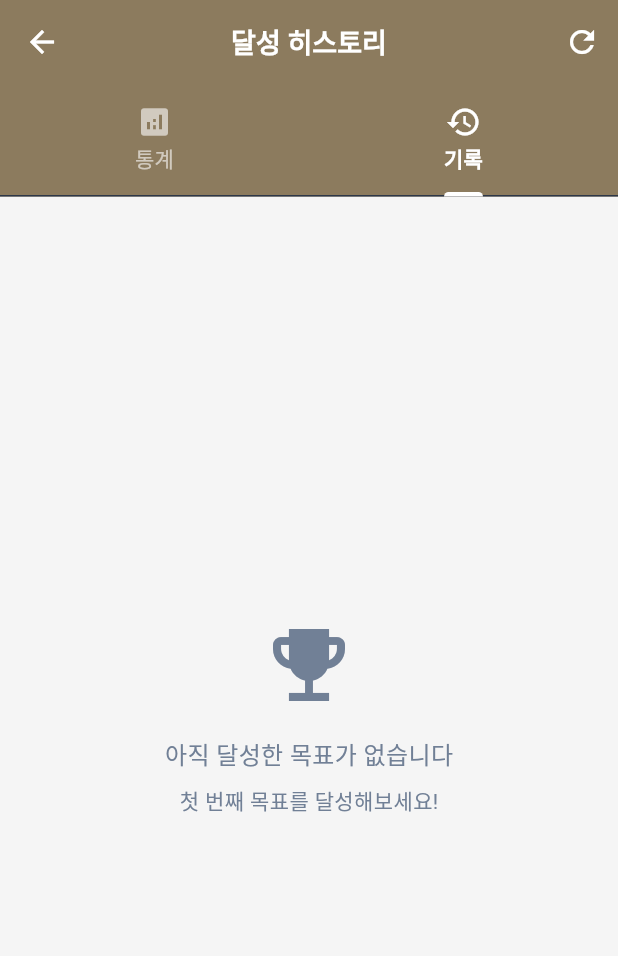
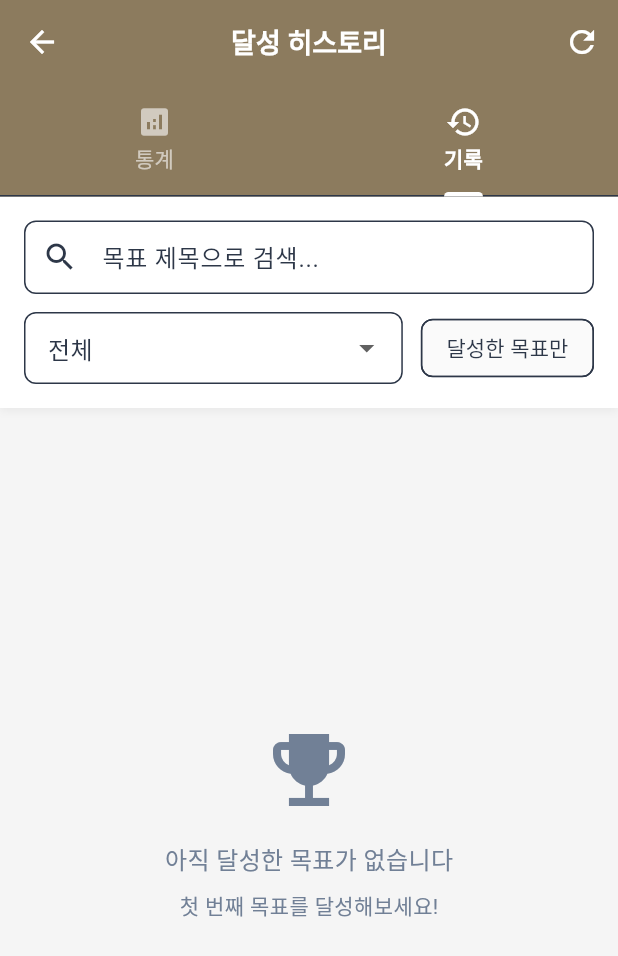
Before and after one commit to toughbox/superday, a Flutter app: the HistoryScreen screen opened directly, tab 2 chosen, on a phone screen of 412 x 824 dp. Shown: the top 956 px of the screen. Run offline on Flutter 3.47's test engine with Material 3 defaults, Android fonts, the light colour scheme and no system bars; our stand-ins replace shared_preferences, sqflite, table_calendar; accounts and stored records are empty.

Commit message:
Step 6 success

```diff
--- a/lib/screens/history_screen.dart
+++ b/lib/screens/history_screen.dart
@@ -25,6 +25,11 @@ class _HistoryScreenState extends State<HistoryScreen>
 
   List<Achievement> _achievements = [];
   List<Goal> _recentGoals = [];
+
+  // 필터링 상태
+  String _searchText = '';
+  String _selectedFilter = '전체'; // 전체, 7일, 30일
+  bool _showCompletedOnly = false;
 
   @override
   void initState() {
@@ -143,9 +148,16 @@ class _HistoryScreenState extends State<HistoryScreen>
 
   /// 기록 탭 구성
   Widget _buildHistoryTab() {
-    return RefreshIndicator(
+    return Column(
+      children: [
+        // 필터링 컨트롤
+        _buildFilterControls(),
+
+        // 기록 리스트
+        Expanded(
+          child: RefreshIndicator(
             onRefresh: _loadData,
-      child: _achievements.isEmpty
+            child: _getFilteredAchievements().isEmpty
                 ? Center(
                     child: Column(
                       mainAxisAlignment: MainAxisAlignment.center,
@@ -157,7 +169,9 @@ class _HistoryScreenState extends State<HistoryScreen>
                         ),
                         const SizedBox(height: 16),
                         Text(
-                    '아직 달성한 목표가 없습니다',
+                          _achievements.isEmpty
+                              ? '아직 달성한 목표가 없습니다'
+                              : '조건에 맞는 기록이 없습니다',
                           style: TextStyle(
                             fontSize: 16,
                             color: AppColors.textSecondary,
@@ -165,7 +179,9 @@ class _HistoryScreenState extends State<HistoryScreen>
                         ),
                         const SizedBox(height: 8),
                         Text(
-                    '첫 번째 목표를 달성해보세요!',
+                          _achievements.isEmpty
+                              ? '첫 번째 목표를 달성해보세요!'
+                              : '다른 조건으로 검색해보세요',
                           style: TextStyle(
                             fontSize: 14,
                             color: AppColors.textSecondary,
@@ -176,12 +192,15 @@ class _HistoryScreenState extends State<HistoryScreen>
                   )
                 : ListView.builder(
                     padding: const EdgeInsets.all(16),
-              itemCount: _achievements.length,
+                    itemCount: _getFilteredAchievements().length,
                     itemBuilder: (context, index) {
-                final achievement = _achievements[index];
+                      final achievement = _getFilteredAchievements()[index];
                       return _buildAchievementItem(achievement);
                     },
                   ),
+          ),
+        ),
+      ],
     );
   }
 
@@ -408,6 +427,115 @@ class _HistoryScreenState extends State<HistoryScreen>
     );
   }
 
+  /// 필터링 컨트롤
+  Widget _buildFilterControls() {
+    return Container(
+      padding: const EdgeInsets.all(16),
+      decoration: BoxDecoration(
+        color: Colors.white,
+        boxShadow: [
+          BoxShadow(
+            color: Colors.black.withOpacity(0.05),
+            blurRadius: 4,
+            offset: const Offset(0, 2),
+          ),
+        ],
+      ),
+      child: Column(
+        children: [
+          // 검색창
+          TextField(
+            onChanged: (value) {
+              setState(() {
+                _searchText = value;
+              });
+            },
+            decoration: InputDecoration(
+              hintText: '목표 제목으로 검색...',
+              prefixIcon: const Icon(Icons.search),
+              border: OutlineInputBorder(
+                borderRadius: BorderRadius.circular(8),
+                borderSide: BorderSide(color: Colors.grey.shade300),
+              ),
+              contentPadding: const EdgeInsets.symmetric(horizontal: 16, vertical: 12),
+            ),
+          ),
+
+          const SizedBox(height: 12),
+
+          // 필터 버튼들
+          Row(
+            children: [
+              // 기간 필터
+              Expanded(
+                child: DropdownButtonFormField<String>(
+                  value: _selectedFilter,
+                  onChanged: (value) {
+                    setState(() {
+                      _selectedFilter = value!;
+                    });
+                  },
+                  decoration: InputDecoration(
+                    border: OutlineInputBorder(
+                      borderRadius: BorderRadius.circular(8),
+                    ),
+                    contentPadding: const EdgeInsets.symmetric(horizontal: 12, vertical: 8),
+                  ),
+                  items: ['전체', '7일', '30일'].map((filter) {
+                    return DropdownMenuItem(
+                      value: filter,
+                      child: Text(filter),
+                    );
+                  }).toList(),
+                ),
+              ),
+
+              const SizedBox(width: 12),
+
+              // 달성 상태 필터
+              FilterChip(
+                label: const Text('달성한 목표만'),
+                selected: _showCompletedOnly,
+                onSelected: (selected) {
+                  setState(() {
+                    _showCompletedOnly = selected;
+                  });
+                },
+                selectedColor: AppColors.primaryMint.withOpacity(0.3),
+                checkmarkColor: AppColors.primaryMint,
+              ),
+            ],
+          ),
+        ],
+      ),
+    );
+  }
+
+  /// 필터링된 달성 기록 가져오기
+  List<Achievement> _getFilteredAchievements() {
+    List<Achievement> filtered = List.from(_achievements);
+
+    // 검색 텍스트로 필터링
+    if (_searchText.isNotEmpty) {
+      filtered = filtered.where((achievement) =>
+          achievement.celebrationMessage.toLowerCase().contains(_searchText.toLowerCase())).toList();
+    }
+
+    // 기간으로 필터링
+    if (_selectedFilter != '전체') {
+      final now = DateTime.now();
+      final filterDays = _selectedFilter == '7일' ? 7 : 30;
+      final filterDate = now.subtract(Duration(days: filterDays));
+
+      filtered = filtered.where((achievement) =>
+          achievement.achievedDate.isAfter(filterDate)).toList();
+    }
+
+    // 달성 상태로 필터링 (Achievement는 이미 달성된 것들이므로 여기서는 의미없지만 구조상 유지)
+
+    return filtered;
+  }
+
   /// 달성 기록 아이템
   Widget _buildAchievementItem(Achievement achievement) {
     return Container(
```
Lines whose indentation alone changed are shown as unchanged.
